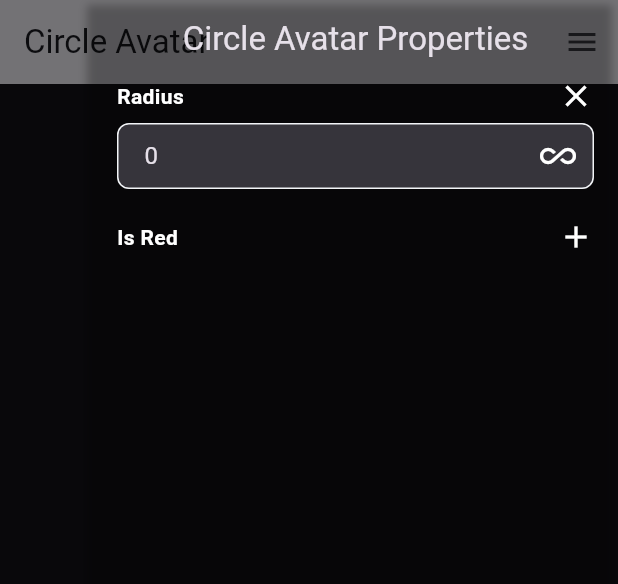
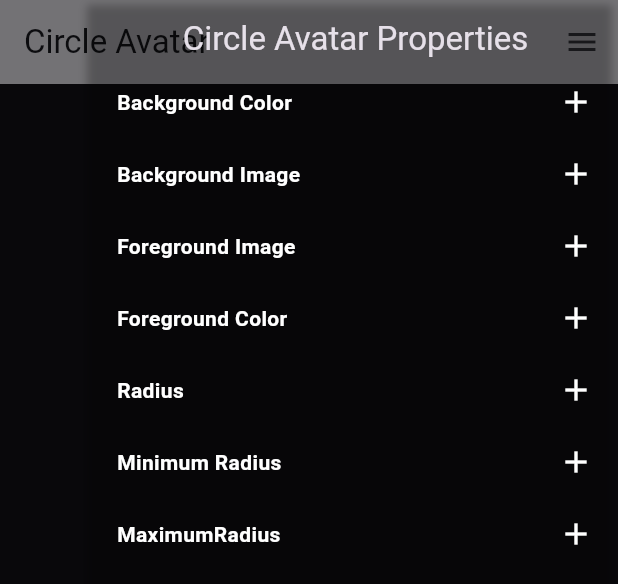
Before and after one commit to s4-ali/flutter_quest, a Flutter app: the CircleAvatarPropertyExplorer widget shown alone on an empty page, opened directly, with the side drawer open, on a phone screen of 412 x 824 dp. Shown: the top 584 px of the screen. Run offline on Flutter 3.47's test engine with Material 2 defaults, Android fonts, the phone set to English and light mode, and no system bars; our stand-ins replace responsive_builder.

Commit message:
#30: implemented fields in circle avatar widget and also added image-provider property-field

```diff
--- a/lib/catalog/widgets/circle_avatar.dart
+++ b/lib/catalog/widgets/circle_avatar.dart
@@ -1,5 +1,6 @@
 import 'package:flutter/material.dart';
-import 'package:flutter_quest/property_fields/boolean_field.dart';
+import 'package:flutter_quest/property_fields/color_field.dart';
+import 'package:flutter_quest/property_fields/image_provider_field.dart';
 import 'package:flutter_quest/property_fields/number_field.dart';
 import 'package:flutter_quest/widgets/core/propery_builder.dart';
 
@@ -13,18 +14,32 @@ class CircleAvatarPropertyExplorer extends StatelessWidget {
     return PropertyExplorerBuilder(
       widgetName: "Circle Avatar",
       builder: (provider) {
-        final radius = provider.radiusField();
-        final isRed = provider.booleanField(id: "isRed", title: "Is Red");
-        final color = isRed == null
-            ? Colors.green
-            : isRed
-                ? Colors.red
-                : Colors.blue;
-
+        final backgroundColor = provider.colorField(
+            id: "backgroundColor", title: "Background Color");
+        final backgroundImage = provider.imageProviderField(
+            id: "backgroundImage", title: "Background Image");
+        final foregroundImage = provider.imageProviderField(
+            id: "foregroundImage", title: "Foreground Image");
+        final foregroundColor = provider.colorField(
+            id: "foregroundColor", title: "Foreground Color");
+        final radius =
+            provider.numberField(id: "radius", title: "Radius") ?? 0.0;
+        final minRadius =
+            provider.numberField(id: "minRadius", title: "Minimum Radius") ??
+                0.0;
+        final maxRadius =
+            provider.numberField(id: "maxRadius", title: "MaximumRadius") ??
+                0.0;
         return CircleAvatar(
-          radius: radius,
-          backgroundColor: color,
-          foregroundColor: color,
+          radius: radius.toDouble(),
+          backgroundColor: backgroundColor,
+          backgroundImage: backgroundImage,
+          foregroundImage: foregroundImage,
+          onBackgroundImageError: (exception, stackTrace) {},
+          onForegroundImageError: (exception, stackTrace) {},
+          foregroundColor: foregroundColor,
+          minRadius: minRadius.toDouble(),
+          maxRadius: maxRadius.toDouble(),
           child: const Text('Image'),
         );
       },
--- /dev/null
+++ b/lib/property_fields/image_provider_field.dart
@@ -0,0 +1,52 @@
+import 'package:flutter/material.dart';
+import 'package:flutter_quest/core/property_provider.dart';
+import 'package:flutter_quest/widgets/fields/image_provider_field.dart';
+
+class ImageProviderPropertyParams extends PropertyParams<ImageProvider> {
+  ImageProviderPropertyParams({
+    required super.id,
+    super.initialValue,
+    required super.title,
+    required super.defaultValue,
+    super.isOptional,
+  });
+}
+
+class ImageProviderPropertyField
+    extends PropertyField<ImageProviderPropertyParams, ImageProvider> {
+  ImageProviderPropertyField(super.provider, super.params);
+
+  @override
+  Widget build(
+    ImageProviderPropertyParams params,
+    Function(ImageProvider) onChanged,
+    ImageProvider value,
+  ) {
+    return ImageProviderField(
+      onChanged: onChanged,
+      value: value,
+    );
+  }
+}
+
+extension ImageProviderFieldPropertyProvider on PropertyProvider {
+  ImageProvider? imageProviderField({
+    required String id,
+    required String title,
+    ImageProvider? initialValue,
+    bool isOptional = true,
+    ImageProvider? defaultValue,
+  }) {
+    final params = ImageProviderPropertyParams(
+      id: id,
+      title: title,
+      isOptional: isOptional,
+      defaultValue: defaultValue = const AssetImage("Add the image", ),
+      initialValue: initialValue,
+    );
+    return ImageProviderPropertyField(
+      this,
+      params,
+    )();
+  }
+}
```
Also changed, not shown: lib/widgets/fields/image_provider_field.dart (added, +19 -0 lines).
